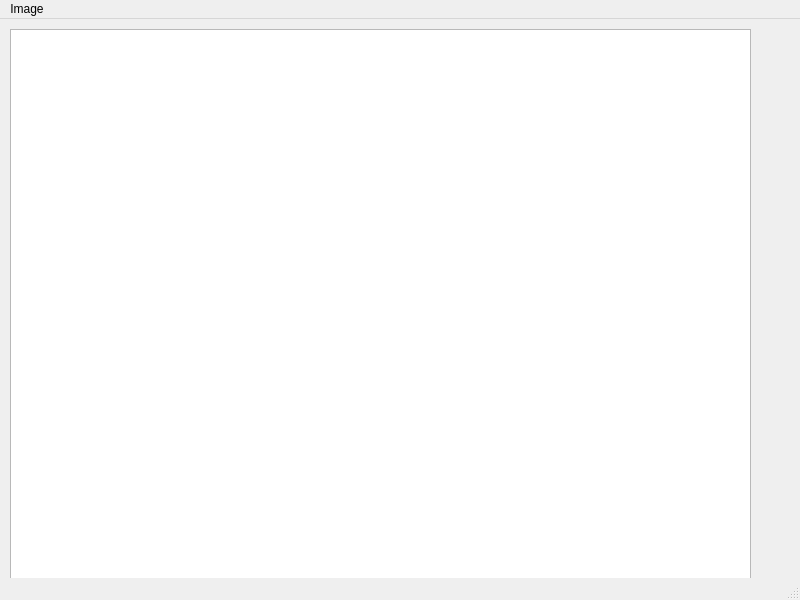
Above: mainwindow.ui from Mithil467/Coreavor before the change. Below: the same form after it.
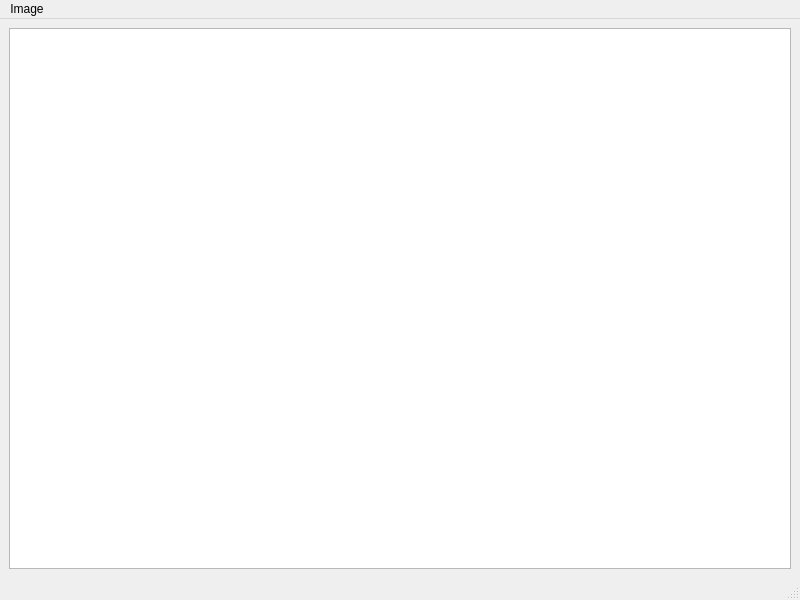
That is the form after the change.

Commit message:
Scale images to fit
Set minimum size for window

The edit to the form file:
```diff
--- a/mainwindow.ui
+++ b/mainwindow.ui
@@ -14,16 +14,18 @@
    <string>MainWindow</string>
   </property>
   <widget class="QWidget" name="centralwidget">
+   <layout class="QVBoxLayout" name="verticalLayout">
+    <item>
    <widget class="QGraphicsView" name="graphicsView">
-    <property name="geometry">
-     <rect>
-      <x>10</x>
-      <y>10</y>
-      <width>741</width>
-      <height>551</height>
-     </rect>
-    </property>
-   </widget>
+      <property name="minimumSize">
+       <size>
+        <width>420</width>
+        <height>300</height>
+       </size>
+      </property>
+     </widget>
+    </item>
+   </layout>
   </widget>
   <widget class="QMenuBar" name="menubar">
    <property name="geometry">
```
Lines whose indentation alone changed are shown as unchanged. The commit also changes 2 other files.
